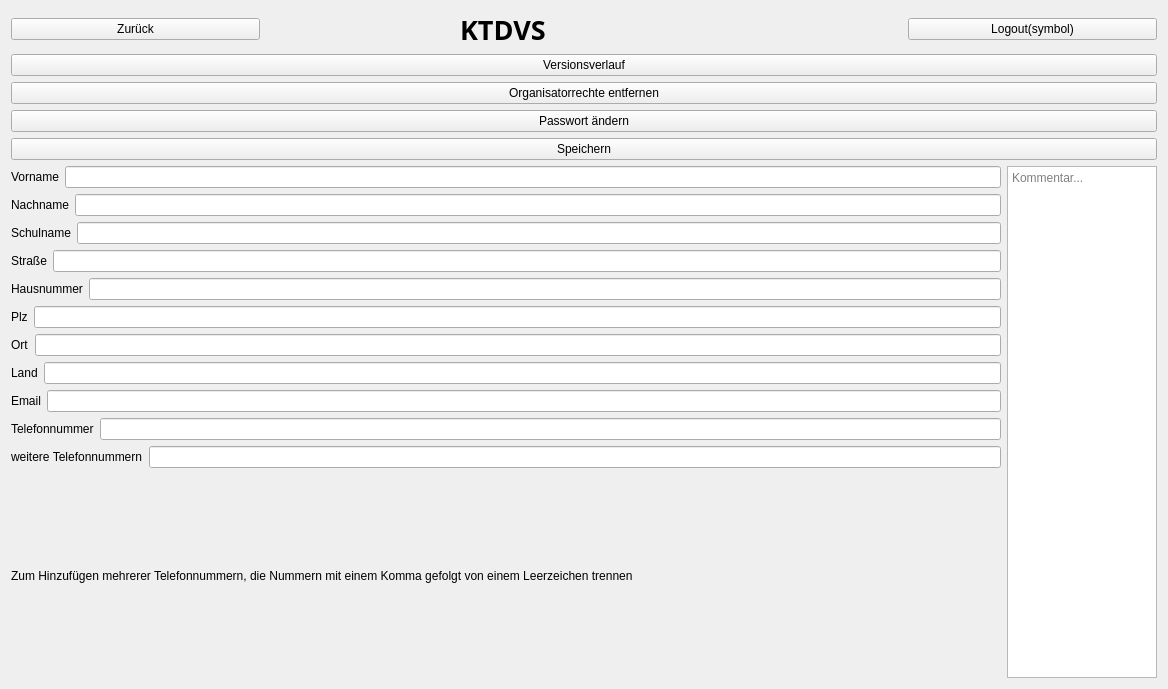
The window that KTDVS/KTDVS/view_teilnehmerteilnehmerhinzufuegen.ui (SimonRuttmann/ClassReunionSoftware) describes before a commit, drawn with Qt 5.
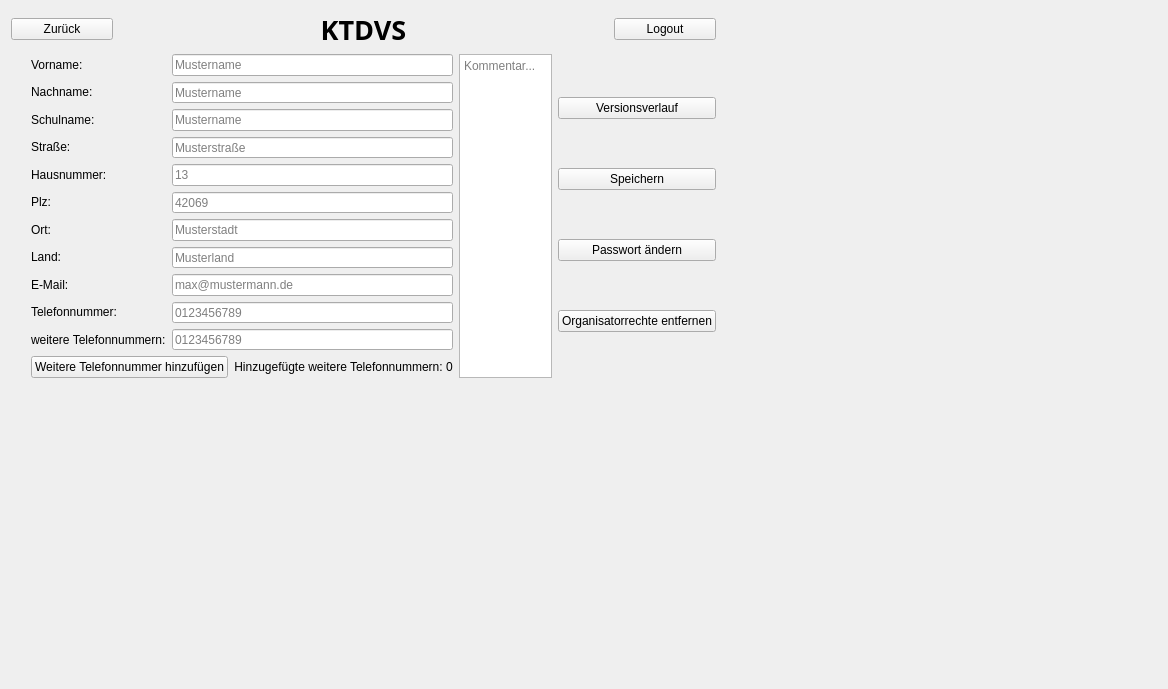
The same window after the commit.

What changed in the file:
```diff
--- a/KTDVS/KTDVS/view_teilnehmerteilnehmerhinzufuegen.ui
+++ b/KTDVS/KTDVS/view_teilnehmerteilnehmerhinzufuegen.ui
@@ -13,191 +13,273 @@
   <property name="windowTitle">
    <string>Form</string>
   </property>
+  <widget class="QWidget" name="">
+   <property name="geometry">
+    <rect>
+     <x>11</x>
+     <y>11</y>
+     <width>705</width>
+     <height>367</height>
+    </rect>
+   </property>
+   <layout class="QVBoxLayout" name="verticalLayout_5">
+    <item>
+     <layout class="QHBoxLayout" name="Seitenheader_2">
+      <property name="spacing">
+       <number>200</number>
+      </property>
+      <item>
+       <widget class="QPushButton" name="zurueck_2">
+        <property name="text">
+         <string>Zurück</string>
+        </property>
+       </widget>
+      </item>
+      <item>
+       <widget class="QLabel" name="KTDVS_2">
+        <property name="font">
+         <font>
+          <family>Arial Black</family>
+          <pointsize>20</pointsize>
+          <weight>75</weight>
+          <bold>true</bold>
+         </font>
+        </property>
+        <property name="text">
+         <string>KTDVS</string>
+        </property>
+        <property name="alignment">
+         <set>Qt::AlignCenter</set>
+        </property>
+       </widget>
+      </item>
+      <item>
+       <widget class="QPushButton" name="logout_2">
+        <property name="text">
+         <string>Logout</string>
+        </property>
+       </widget>
+      </item>
+     </layout>
+    </item>
+    <item>
+     <layout class="QHBoxLayout" name="horizontalLayout_4">
+      <item>
+       <layout class="QVBoxLayout" name="verticalLayout_4">
+        <item>
+         <layout class="QHBoxLayout" name="horizontalLayout_3">
+          <item>
+           <spacer name="verticalSpacer">
+            <property name="orientation">
+             <enum>Qt::Vertical</enum>
+            </property>
+            <property name="sizeHint" stdset="0">
+             <size>
+              <width>20</width>
+              <height>40</height>
+             </size>
+            </property>
+           </spacer>
+          </item>
+          <item>
   <layout class="QVBoxLayout" name="verticalLayout_2">
    <item>
-    <layout class="QGridLayout" name="gridLayout">
-     <item row="3" column="1">
-      <widget class="QTextEdit" name="Komentar">
-       <property name="maximumSize">
-        <size>
-         <width>150</width>
-         <height>16777215</height>
-        </size>
-       </property>
-       <property name="placeholderText">
-        <string>Kommentar...</string>
-       </property>
-      </widget>
-     </item>
-     <item row="3" column="0">
-      <layout class="QVBoxLayout" name="Daten">
-       <item>
-        <layout class="QHBoxLayout" name="ueberschriftAltVers_2">
-         <item>
           <widget class="QLabel" name="label_13">
            <property name="text">
-            <string>Vorname</string>
+               <string>Vorname:</string>
            </property>
           </widget>
          </item>
-         <item>
-          <widget class="QLineEdit" name="lineEdit_11">
-           <property name="enabled">
-            <bool>true</bool>
-           </property>
-          </widget>
-         </item>
-        </layout>
-       </item>
-       <item>
-        <layout class="QHBoxLayout" name="horizontalLayout_7">
          <item>
           <widget class="QLabel" name="label_14">
            <property name="text">
-            <string>Nachname</string>
+               <string>Nachname:</string>
            </property>
           </widget>
          </item>
-         <item>
-          <widget class="QLineEdit" name="lineEdit_12"/>
-         </item>
-        </layout>
-       </item>
-       <item>
-        <layout class="QHBoxLayout" name="horizontalLayout_8">
          <item>
           <widget class="QLabel" name="label_15">
            <property name="text">
-            <string>Schulname</string>
+               <string>Schulname:</string>
            </property>
           </widget>
          </item>
-         <item>
-          <widget class="QLineEdit" name="lineEdit_13"/>
-         </item>
-        </layout>
-       </item>
-       <item>
-        <layout class="QHBoxLayout" name="horizontalLayout_17">
          <item>
           <widget class="QLabel" name="label_16">
            <property name="text">
-            <string>Straße</string>
+               <string>Straße:</string>
            </property>
           </widget>
          </item>
-         <item>
-          <widget class="QLineEdit" name="lineEdit_14"/>
-         </item>
-        </layout>
-       </item>
-       <item>
-        <layout class="QHBoxLayout" name="horizontalLayout_18">
          <item>
           <widget class="QLabel" name="label_17">
            <property name="text">
-            <string>Hausnummer</string>
+               <string>Hausnummer:</string>
            </property>
           </widget>
          </item>
-         <item>
-          <widget class="QLineEdit" name="lineEdit_15"/>
-         </item>
-        </layout>
-       </item>
-       <item>
-        <layout class="QHBoxLayout" name="horizontalLayout_19">
          <item>
           <widget class="QLabel" name="label_18">
            <property name="text">
-            <string>Plz</string>
+               <string>Plz:</string>
            </property>
           </widget>
          </item>
-         <item>
-          <widget class="QLineEdit" name="lineEdit_16"/>
-         </item>
-        </layout>
-       </item>
-       <item>
-        <layout class="QHBoxLayout" name="horizontalLayout_20">
          <item>
           <widget class="QLabel" name="label_19">
            <property name="text">
-            <string>Ort</string>
+               <string>Ort:</string>
            </property>
           </widget>
          </item>
-         <item>
-          <widget class="QLineEdit" name="lineEdit_17"/>
-         </item>
-        </layout>
-       </item>
-       <item>
-        <layout class="QHBoxLayout" name="horizontalLayout_21">
          <item>
           <widget class="QLabel" name="label_20">
            <property name="text">
-            <string>Land</string>
+               <string>Land:</string>
            </property>
           </widget>
          </item>
-         <item>
-          <widget class="QLineEdit" name="lineEdit_18"/>
-         </item>
-        </layout>
-       </item>
-       <item>
-        <layout class="QHBoxLayout" name="horizontalLayout_22">
          <item>
           <widget class="QLabel" name="label_22">
            <property name="text">
-            <string>Email</string>
+               <string>E-Mail:</string>
            </property>
           </widget>
          </item>
-         <item>
-          <widget class="QLineEdit" name="lineEdit_20"/>
-         </item>
-        </layout>
-       </item>
-       <item>
-        <layout class="QHBoxLayout" name="horizontalLayout_9">
          <item>
           <widget class="QLabel" name="label_21">
            <property name="text">
-            <string>Telefonnummer</string>
+               <string>Telefonnummer:</string>
            </property>
           </widget>
          </item>
-         <item>
-          <widget class="QLineEdit" name="lineEdit_19"/>
-         </item>
-        </layout>
-       </item>
-       <item>
-        <layout class="QHBoxLayout" name="horizontalLayout_10">
          <item>
           <widget class="QLabel" name="label">
            <property name="text">
-            <string>weitere Telefonnummern</string>
+               <string>weitere Telefonnummern:</string>
            </property>
           </widget>
          </item>
+           </layout>
+          </item>
          <item>
-          <widget class="QLineEdit" name="lineEdit_21"/>
-         </item>
-        </layout>
-       </item>
+           <layout class="QVBoxLayout" name="verticalLayout_3">
+            <item>
+             <widget class="QLineEdit" name="lineEdit_11">
+              <property name="enabled">
+               <bool>true</bool>
+              </property>
+              <property name="placeholderText">
+               <string>Mustername</string>
+              </property>
+             </widget>
+            </item>
+            <item>
+             <widget class="QLineEdit" name="lineEdit_12">
+              <property name="placeholderText">
+               <string>Mustername</string>
+              </property>
+             </widget>
+            </item>
+            <item>
+             <widget class="QLineEdit" name="lineEdit_13">
+              <property name="placeholderText">
+               <string>Mustername</string>
+              </property>
+             </widget>
+            </item>
+            <item>
+             <widget class="QLineEdit" name="lineEdit_14">
+              <property name="placeholderText">
+               <string>Musterstraße</string>
+              </property>
+             </widget>
+            </item>
+            <item>
+             <widget class="QLineEdit" name="lineEdit_15">
+              <property name="placeholderText">
+               <string>13</string>
+              </property>
+             </widget>
+            </item>
+            <item>
+             <widget class="QLineEdit" name="lineEdit_16">
+              <property name="placeholderText">
+               <string>42069</string>
+              </property>
+             </widget>
+            </item>
+            <item>
+             <widget class="QLineEdit" name="lineEdit_17">
+              <property name="placeholderText">
+               <string>Musterstadt</string>
+              </property>
+             </widget>
+            </item>
+            <item>
+             <widget class="QLineEdit" name="lineEdit_18">
+              <property name="placeholderText">
+               <string>Musterland</string>
+              </property>
+             </widget>
+            </item>
+            <item>
+             <widget class="QLineEdit" name="lineEdit_20">
+              <property name="placeholderText">
+               <string>max@mustermann.de</string>
+              </property>
+             </widget>
+            </item>
+            <item>
+             <widget class="QLineEdit" name="lineEdit_19">
+              <property name="alignment">
+               <set>Qt::AlignLeading|Qt::AlignLeft|Qt::AlignVCenter</set>
+              </property>
+              <property name="placeholderText">
+               <string>0123456789</string>
+              </property>
+             </widget>
+            </item>
+            <item>
+             <widget class="QLineEdit" name="lineEdit_21">
+              <property name="placeholderText">
+               <string>0123456789</string>
+              </property>
+             </widget>
+            </item>
+           </layout>
+          </item>
+         </layout>
+        </item>
        <item>
-        <layout class="QVBoxLayout" name="verticalLayout">
+         <layout class="QHBoxLayout" name="horizontalLayout">
+          <item>
+           <spacer name="verticalSpacer_2">
+            <property name="orientation">
+             <enum>Qt::Vertical</enum>
+            </property>
+            <property name="sizeHint" stdset="0">
+             <size>
+              <width>20</width>
+              <height>40</height>
+             </size>
+            </property>
+           </spacer>
+          </item>
+          <item>
+           <widget class="QPushButton" name="AddPhoneNumber">
+            <property name="text">
+             <string>Weitere Telefonnummer hinzufügen</string>
+            </property>
+           </widget>
+          </item>
          <item>
           <widget class="QLabel" name="label_2">
            <property name="text">
-            <string>Zum Hinzufügen mehrerer Telefonnummern, die Nummern mit einem Komma gefolgt von einem Leerzeichen trennen</string>
-           </property>
-           <property name="scaledContents">
-            <bool>true</bool>
+             <string>Hinzugefügte weitere Telefonnummern: 0</string>
+            </property>
+            <property name="alignment">
+             <set>Qt::AlignCenter</set>
            </property>
           </widget>
          </item>
@@ -205,8 +287,23 @@
        </item>
       </layout>
      </item>
-     <item row="1" column="0" colspan="2">
-      <layout class="QVBoxLayout" name="Buttons">
+      <item>
+       <layout class="QHBoxLayout" name="horizontalLayout_2">
+        <item>
+         <widget class="QTextEdit" name="Komentar">
+          <property name="maximumSize">
+           <size>
+            <width>150</width>
+            <height>16777215</height>
+           </size>
+          </property>
+          <property name="placeholderText">
+           <string>Kommentar...</string>
+          </property>
+         </widget>
+        </item>
+        <item>
+         <layout class="QVBoxLayout" name="verticalLayout">
        <item>
         <widget class="QPushButton" name="Versionsverlauf">
          <property name="text">
@@ -214,6 +311,20 @@
          </property>
         </widget>
        </item>
+          <item>
+           <widget class="QPushButton" name="Speichern">
+            <property name="text">
+             <string>Speichern</string>
+            </property>
+           </widget>
+          </item>
+          <item>
+           <widget class="QPushButton" name="PwAndern">
+            <property name="text">
+             <string>Passwort ändern</string>
+            </property>
+           </widget>
+          </item>
        <item>
         <widget class="QPushButton" name="OrganisatorrechteEntfernen">
          <property name="layoutDirection">
@@ -230,61 +341,14 @@
          </property>
         </widget>
        </item>
-       <item>
-        <widget class="QPushButton" name="PwAndern">
-         <property name="text">
-          <string>Passwort ändern</string>
-         </property>
-        </widget>
-       </item>
-       <item>
-        <widget class="QPushButton" name="Speichern">
-         <property name="text">
-          <string>Speichern</string>
-         </property>
-        </widget>
-       </item>
-      </layout>
-     </item>
-     <item row="0" column="0" colspan="2">
-      <layout class="QHBoxLayout" name="Seitenheader_2">
-       <property name="spacing">
-        <number>200</number>
-       </property>
-       <item>
-        <widget class="QPushButton" name="zurueck_2">
-         <property name="text">
-          <string>Zurück</string>
-         </property>
-        </widget>
-       </item>
-       <item>
-        <widget class="QLabel" name="KTDVS_2">
-         <property name="font">
-          <font>
-           <family>Arial Black</family>
-           <pointsize>20</pointsize>
-           <weight>75</weight>
-           <bold>true</bold>
-          </font>
-         </property>
-         <property name="text">
-          <string>KTDVS</string>
-         </property>
-        </widget>
-       </item>
-       <item>
-        <widget class="QPushButton" name="logout_2">
-         <property name="text">
-          <string>Logout(symbol)</string>
-         </property>
-        </widget>
-       </item>
+         </layout>
+        </item>
       </layout>
      </item>
     </layout>
    </item>
   </layout>
+  </widget>
  </widget>
  <resources/>
  <connections/>
```
Lines whose indentation alone changed are shown as unchanged.
